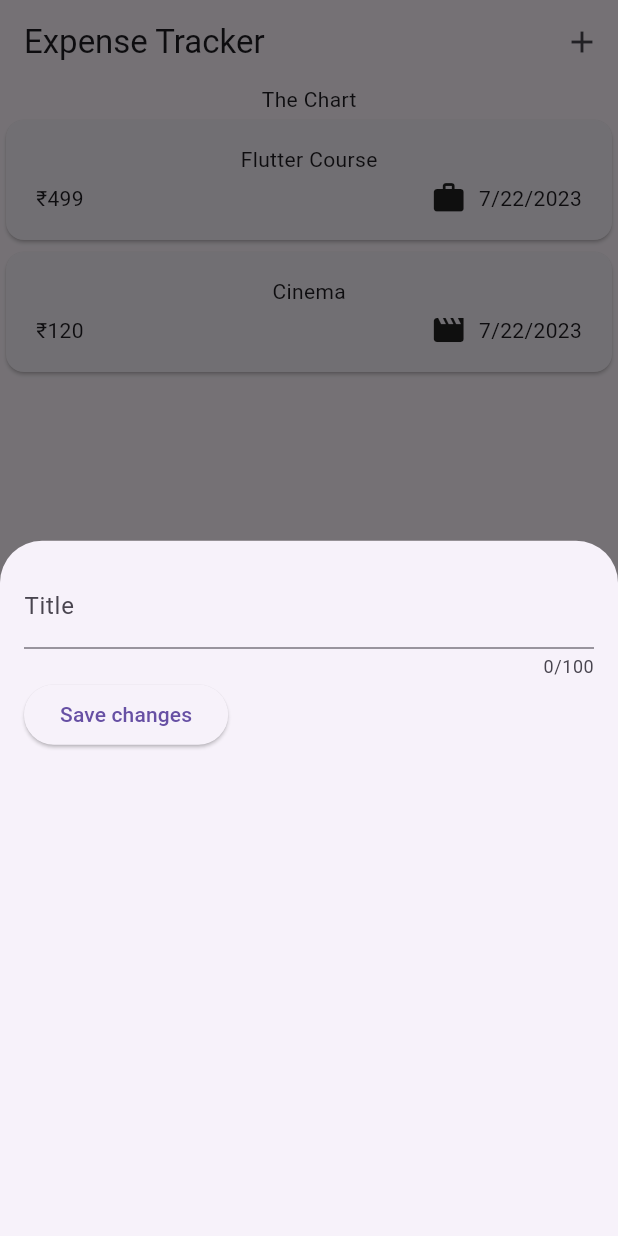
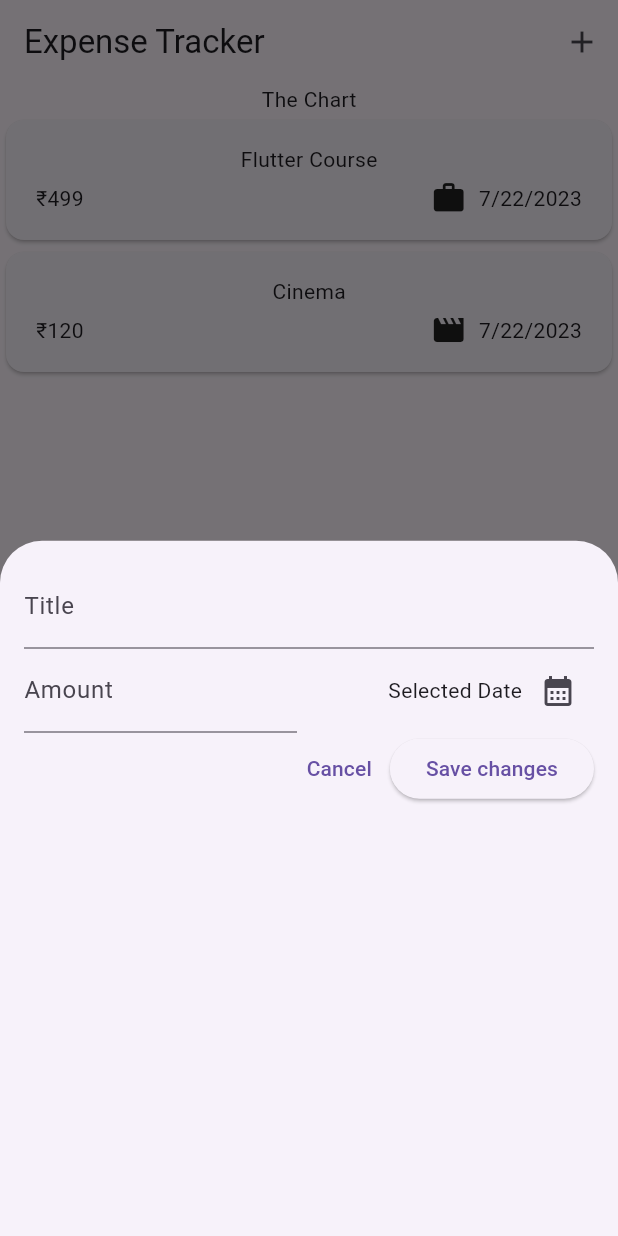
Before and after one commit to iniyananthony2002/expense_tracker, a Flutter app: the screen it shows after launch, after a tap on the "add" icon, on a phone screen of 412 x 824 dp. Run offline on Flutter 3.47's test engine with Material 2 defaults, Android fonts, the phone set to English and light mode, and no system bars.

Commit message:
included date field

```diff
--- a/lib/widgets/expenses.dart
+++ b/lib/widgets/expenses.dart
@@ -30,7 +30,7 @@ class _ExpensesState extends State<Expenses> {
   void _openAddExpenseOverlay() {
     showModalBottomSheet(
       context: context,
-      builder: (ctx) => NewExpense(),
+      builder: (ctx) => const NewExpense(),
     );
   }
 
--- a/lib/widgets/new_expense.dart
+++ b/lib/widgets/new_expense.dart
@@ -1,7 +1,7 @@
 import 'package:flutter/material.dart';
 
 class NewExpense extends StatefulWidget {
-  NewExpense({super.key});
+  const NewExpense({super.key});
 
   @override
   State<StatefulWidget> createState() => _NewExpenseState();
@@ -9,10 +9,21 @@ class NewExpense extends StatefulWidget {
 
 class _NewExpenseState extends State<NewExpense> {
   final _titlecontroller = TextEditingController();
+  final _amountcontroller = TextEditingController();
+
+  void _presentDatePicker() {
+    final now = DateTime.now();
+    showDatePicker(
+        context: context,
+        initialDate: now,
+        firstDate: DateTime(now.year-10000, now.month, now.day),
+        lastDate: now);
+  }
 
   @override
   void dispose() {
     _titlecontroller.dispose();
+    _amountcontroller.dispose();
     super.dispose();
   }
 
@@ -27,12 +38,55 @@ class _NewExpenseState extends State<NewExpense> {
             maxLength: 100,
             decoration: const InputDecoration(
               label: Text('Title'),
+              counterText: '',
             ),
           ),
           Row(
             children: [
+              Expanded(
+                child: TextField(
+                  controller: _amountcontroller,
+                  maxLength: 16,
+                  keyboardType: TextInputType.number,
+                  decoration: const InputDecoration(
+                    prefixText: '\u{20B9}',
+                    label: Text('Amount'),
+                    counterText: '',
+                  ),
+                ),
+              ),
+              const SizedBox(
+                width: 16,
+              ),
+              Expanded(
+                child: Row(
+                  mainAxisAlignment: MainAxisAlignment.end,
+                  crossAxisAlignment: CrossAxisAlignment.center,
+                  children: [
+                    const Text('Selected Date'),
+                    IconButton(
+                      onPressed: _presentDatePicker,
+                      icon: const Icon(Icons.calendar_month),
+                    )
+                  ],
+                ),
+              ),
+            ],
+          ),
+          Row(
+            children: [
+              const Spacer(),
+              TextButton(
+                onPressed: () {
+                  Navigator.pop(context);
+                },
+                child: const Text('Cancel'),
+              ),
               ElevatedButton(
-                onPressed: () {print (_titlecontroller.text);},
+                onPressed: () {
+                  print(_titlecontroller.text);
+                  print(_amountcontroller.text);
+                },
                 child: const Text('Save changes'),
               ),
             ],
```
